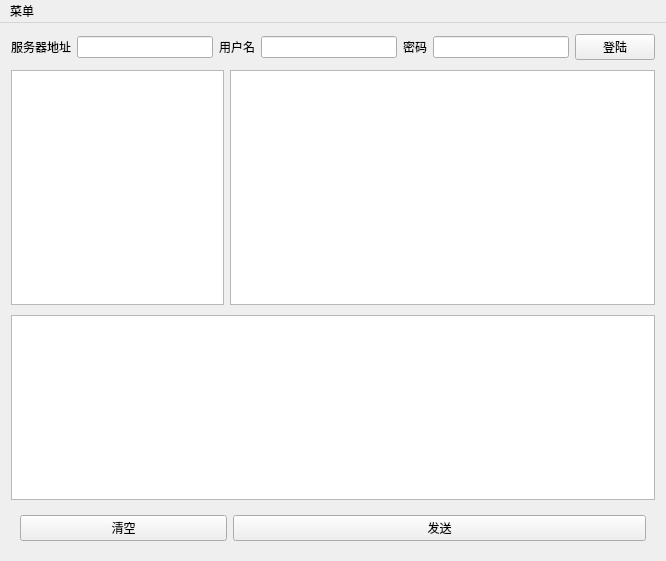
Old version of the form client/ui/MainWindow.ui in the repository Ricky-Hao/IMPK-Client.
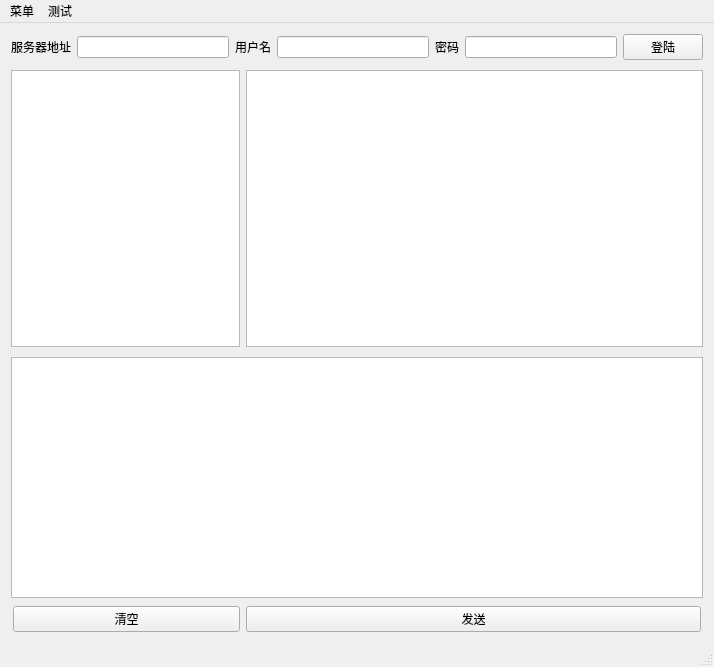
New version of the form.

What changed in the file:
```diff
--- a/client/ui/MainWindow.ui
+++ b/client/ui/MainWindow.ui
@@ -6,8 +6,8 @@
    <rect>
     <x>0</x>
     <y>0</y>
-    <width>666</width>
-    <height>561</height>
+    <width>714</width>
+    <height>667</height>
    </rect>
   </property>
   <property name="sizePolicy">
@@ -111,6 +111,18 @@
        <item>
         <widget class="QWidget" name="widget_4" native="true">
          <layout class="QHBoxLayout" name="horizontalLayout_3">
+          <property name="leftMargin">
+           <number>2</number>
+          </property>
+          <property name="topMargin">
+           <number>2</number>
+          </property>
+          <property name="rightMargin">
+           <number>2</number>
+          </property>
+          <property name="bottomMargin">
+           <number>2</number>
+          </property>
           <item>
            <widget class="QPushButton" name="clearButton">
             <property name="sizePolicy">
@@ -224,7 +236,7 @@
     <rect>
      <x>0</x>
      <y>0</y>
-     <width>666</width>
+     <width>714</width>
      <height>23</height>
     </rect>
    </property>
@@ -234,8 +246,16 @@
     </property>
     <addaction name="addFriendAction"/>
    </widget>
+   <widget class="QMenu" name="menu_2">
+    <property name="title">
+     <string>测试</string>
+    </property>
+    <addaction name="actionTestAction1"/>
+   </widget>
    <addaction name="menu"/>
+   <addaction name="menu_2"/>
   </widget>
+  <widget class="QStatusBar" name="statusBar"/>
   <action name="addFriendAction">
    <property name="text">
     <string>增加好友</string>
```
Left out of the diff: 5 changed lines with no effect on the pictures.
